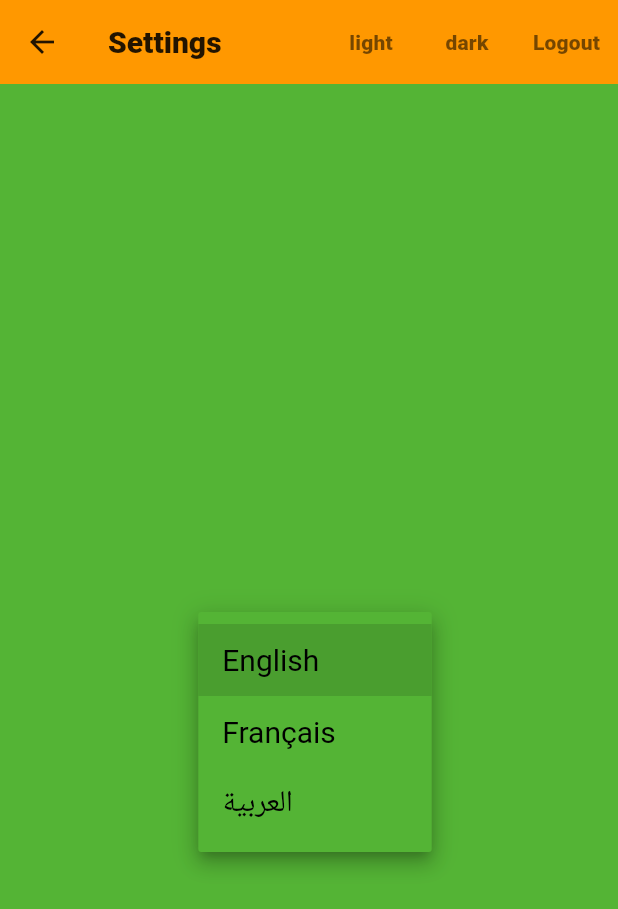
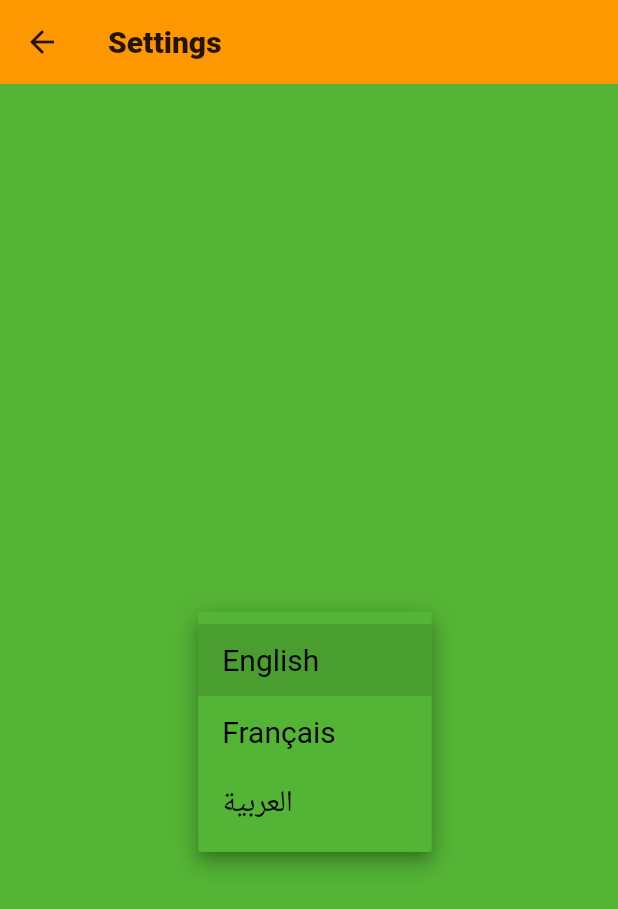
Before and after one commit to hacen27/my_chat_app, a Flutter app: the SettingsWidget screen opened directly, after a tap on "English", on a phone screen of 412 x 824 dp. Shown: the top 909 px of the screen. Run offline on Flutter 3.47's test engine with Material 2 defaults, Android fonts, the phone set to English and light mode, and no system bars; our stand-ins replace formz, go_router, shared_preferences, supabase_flutter, swipe_to, timeago and 1 more; accounts and stored records are empty; generated files the repository leaves out were written again.

Commit message:
dark mode

```diff
--- a/lib/pages/home/widget/settings_widget.dart
+++ b/lib/pages/home/widget/settings_widget.dart
@@ -18,7 +18,6 @@ class _SettingsWidgetState extends State<SettingsWidget> {
   late String currentDefaultSystemLocale;
   late LocaleProvider _appLocale;
   int selectedLangIndex = 0;
-  ThemeMode themeMode = ThemeMode.system;
 
   @override
   void initState() {
@@ -59,41 +58,6 @@ class _SettingsWidgetState extends State<SettingsWidget> {
     return Scaffold(
       appBar: AppBar(
         title: const Text('Settings'),
-        actions: [
-          TextButton(
-              onPressed: () {
-                setState(() {
-                  themeMode = ThemeMode.light;
-                });
-              },
-              child: Text(
-                "light",
-                style: Theme.of(context).textTheme.labelLarge,
-              )),
-          TextButton(
-              onPressed: () {
-                setState(() {
-                  themeMode = ThemeMode.dark;
-                });
-              },
-              child: Text(
-                "dark",
-                style: Theme.of(context).textTheme.labelLarge,
-              )),
-          TextButton(
-            onPressed: () async {
-              await supabase.auth.signOut();
-              if (mounted) {
-                Navigator.pushNamedAndRemoveUntil(
-                    context, RegisterPage.path, (route) => false);
-              }
-            },
-            child: Text(
-              'Logout',
-              style: Theme.of(context).textTheme.labelLarge,
-            ),
-          ),
-        ],
       ),
       body: buildLanguageDropdown(),
     );
```
